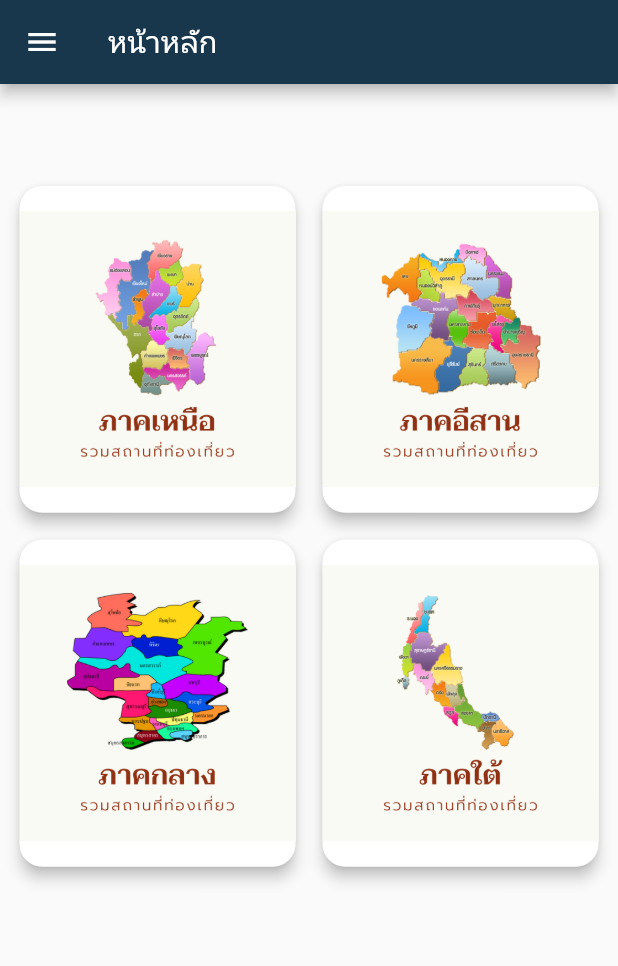
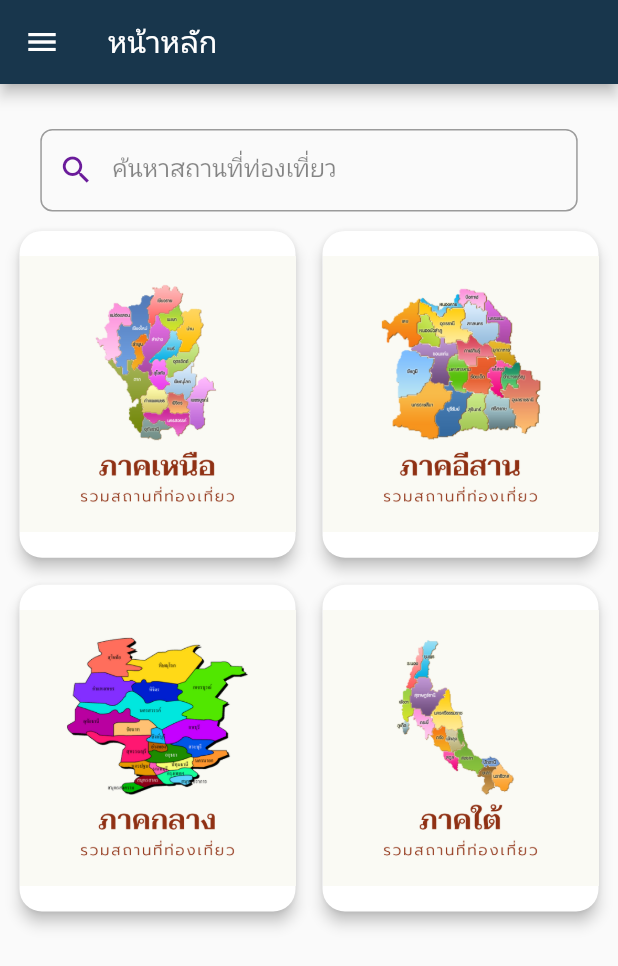
Before and after one commit to nicecs15/ITravel, a Flutter app: the screen it shows after launch, after a tap on "ใช้งานไม่ระบุตัวตน", on a phone screen of 412 x 824 dp. Shown: the top 966 px of the screen. Run offline on Flutter 3.47's test engine with Material 2 defaults, Android fonts, the phone set to English and light mode, and no system bars; our stand-ins replace cloud_firestore, firebase_auth, firebase_core, firebase_storage, image_picker, rating_dialog and 1 more; missing offline and left inert: simple_star_rating; accounts and stored records are empty.

Commit message:
search homepage all

```diff
--- a/lib/widget/homepage.dart
+++ b/lib/widget/homepage.dart
@@ -1,8 +1,10 @@
+import 'package:flutter/cupertino.dart';
 import 'package:flutter/material.dart';
 import 'package:myapp1/utility/my_style.dart';
 import 'package:myapp1/widget/central_list.dart';
 import 'package:myapp1/widget/isan_list.dart';
 import 'package:myapp1/widget/north_list.dart';
+import 'package:myapp1/widget/searchall.dart';
 import 'package:myapp1/widget/south_list.dart';
 
 class Homepage extends StatefulWidget {
@@ -20,8 +22,13 @@ class _HomepageState extends State<Homepage> {
   Widget build(BuildContext context) {
     screen = MediaQuery.of(context).size.width;
     return Scaffold(
-      body: Container(
-        margin: EdgeInsets.only(top: 55),
+        body: SafeArea(
+            child: Container(
+                margin: EdgeInsets.only(top: 30),
+                child: Column(children: [
+                  buildSearch(),
+                  Expanded(
+                      child: Container(
                     padding: const EdgeInsets.all(9.0), //ขยับขอบ
                     child: GridView.count(
                       crossAxisCount: 2,
@@ -35,8 +42,8 @@ class _HomepageState extends State<Homepage> {
                         buildSouthMenu(),
                       ],
                     ),
-      ),
-    );
+                  ))
+                ]))));
   }
 
   ////////////////////////////////////////////////////////////////////////
@@ -91,4 +98,27 @@ class _HomepageState extends State<Homepage> {
       ),
     );
   }
+
+  GestureDetector buildSearch() {
+    final size = MediaQuery.of(context).size;
+    return GestureDetector(
+        child: SizedBox(
+            height: size.height / 15,
+            width: size.width / 1.15,
+            child: TextFormField(
+              readOnly: true,
+              decoration: InputDecoration(
+                  hintText: "ค้นหาสถานที่ท่องเที่ยว",
+                  hintStyle: TextStyle(
+                    color: Colors.black.withAlpha(120),
+                  ),
+                  border: OutlineInputBorder(
+                      borderRadius: BorderRadius.circular(8.0),
+                      borderSide: BorderSide(color: Colors.black)),
+                  prefixIcon: Icon(Icons.search),
+                  prefixIconColor: Colors.purple.shade800),
+              onTap: () => Navigator.push(
+                  context, CupertinoPageRoute(builder: (_) => SearchScreen())),
+            )));
   }
+}
```
Also changed, not shown: lib/widget/searchall.dart (added, +80 -0 lines). Lines whose indentation alone changed are shown as unchanged.
